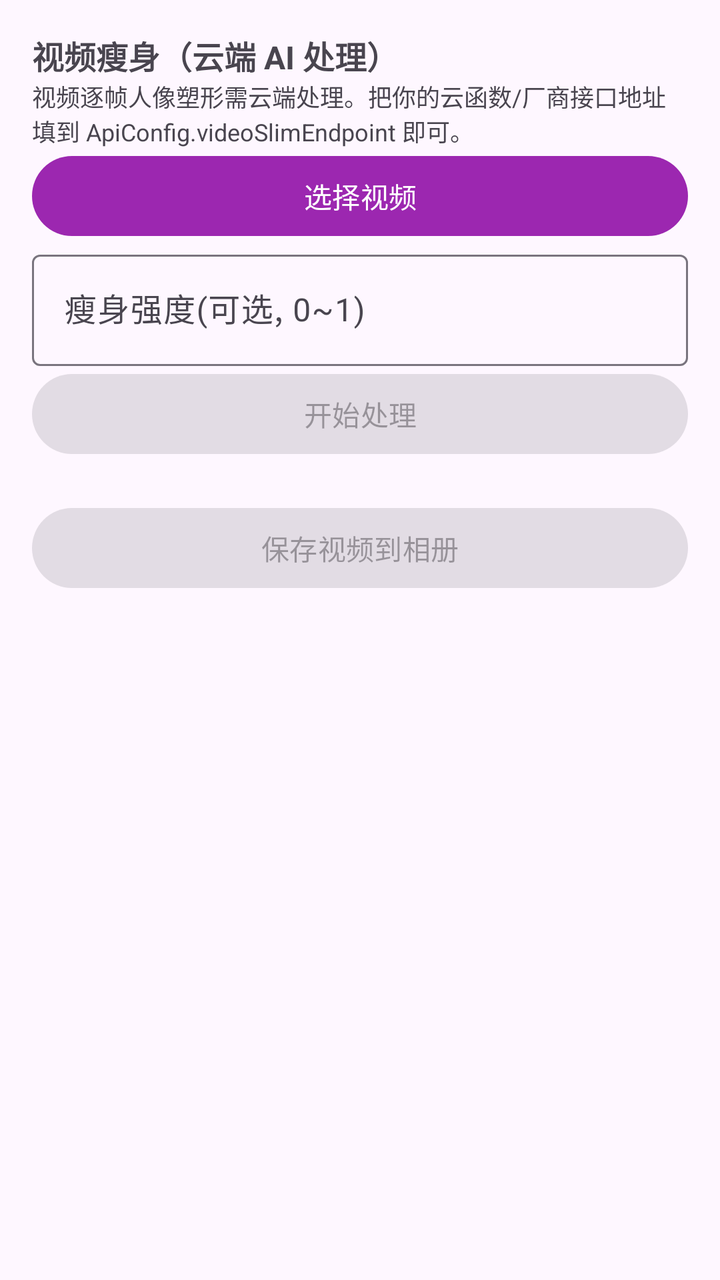
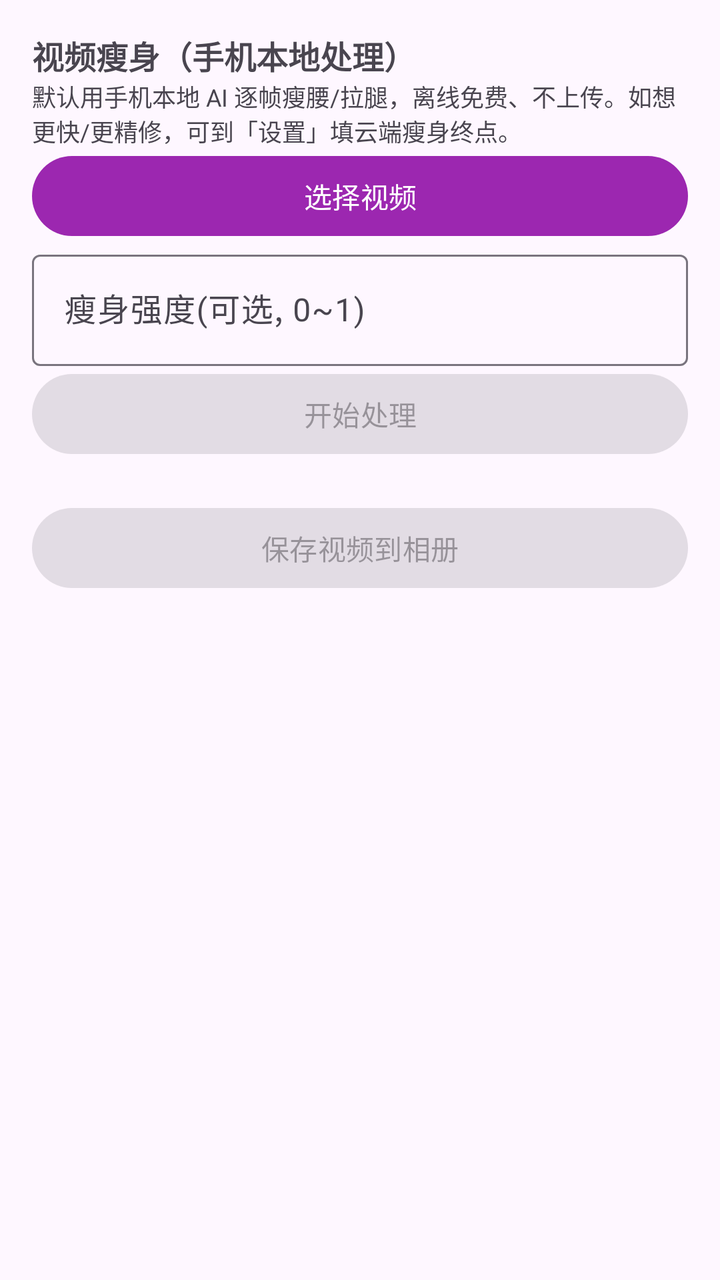

The first picture is an Android layout as it rendered before a commit; the second is the same layout after the commit. The layout source and the unified diff follow.
<!-- AndroidManifest.xml: application theme Theme.MagicBeauty -->
<!-- res/layout/fragment_video.xml -->
<?xml version="1.0" encoding="utf-8"?>
<LinearLayout xmlns:android="http://schemas.android.com/apk/res/android"
    android:layout_width="match_parent"
    android:layout_height="match_parent"
    android:orientation="vertical"
    android:padding="16dp">

    <TextView
        android:layout_width="match_parent"
        android:layout_height="wrap_content"
        android:text="视频瘦身（云端 AI 处理）"
        android:textStyle="bold"
        android:textSize="16sp" />

    <TextView
        android:layout_width="match_parent"
        android:layout_height="wrap_content"
        android:text="视频逐帧人像塑形需云端处理。把你的云函数/厂商接口地址填到 ApiConfig.videoSlimEndpoint 即可。"
        android:textSize="12sp" />

    <Button
        android:id="@+id/btnPick"
        android:layout_width="match_parent"
        android:layout_height="wrap_content"
        android:text="选择视频" />

    <com.google.android.material.textfield.TextInputLayout
        android:layout_width="match_parent"
        android:layout_height="wrap_content"
        android:hint="瘦身强度(可选, 0~1)">
        <com.google.android.material.textfield.TextInputEditText
            android:id="@+id/etStrength"
            android:layout_width="match_parent"
            android:layout_height="wrap_content"
            android:inputType="numberDecimal" />
    </com.google.android.material.textfield.TextInputLayout>

    <Button
        android:id="@+id/btnProcess"
        android:layout_width="match_parent"
        android:layout_height="wrap_content"
        android:text="开始处理"
        android:enabled="false" />

    <ProgressBar
        android:id="@+id/progress"
        style="?android:attr/progressBarStyleHorizontal"
        android:layout_width="match_parent"
        android:layout_height="wrap_content"
        android:visibility="gone" />

    <TextView
        android:id="@+id/tvStatus"
        android:layout_width="match_parent"
        android:layout_height="wrap_content"
        android:text="" />

    <Button
        android:id="@+id/btnSave"
        android:layout_width="match_parent"
        android:layout_height="wrap_content"
        android:text="保存视频到相册"
        android:enabled="false" />

</LinearLayout>
<!-- resources referenced by this layout -->
<resources>
  <style name="Theme.MagicBeauty" parent="Theme.Material3.DayNight.NoActionBar">
          <item name="colorPrimary">@color/purple_500</item>
          <item name="colorPrimaryDark">@color/purple_700</item>
          <item name="colorAccent">@color/purple_500</item>
      </style>
  <color name="purple_500">#9C27B0</color>
  <color name="purple_700">#6A1B9A</color>
</resources>

<!-- the commit's change to res/layout/fragment_video.xml (unified diff, before → after) -->
@@ -8,14 +8,14 @@
     <TextView
         android:layout_width="match_parent"
         android:layout_height="wrap_content"
-        android:text="视频瘦身（云端 AI 处理）"
+        android:text="视频瘦身（手机本地处理）"
         android:textStyle="bold"
         android:textSize="16sp" />
 
     <TextView
         android:layout_width="match_parent"
         android:layout_height="wrap_content"
-        android:text="视频逐帧人像塑形需云端处理。把你的云函数/厂商接口地址填到 ApiConfig.videoSlimEndpoint 即可。"
+        android:text="默认用手机本地 AI 逐帧瘦腰/拉腿，离线免费、不上传。如想更快/更精修，可到「设置」填云端瘦身终点。"
         android:textSize="12sp" />
 
     <Button
